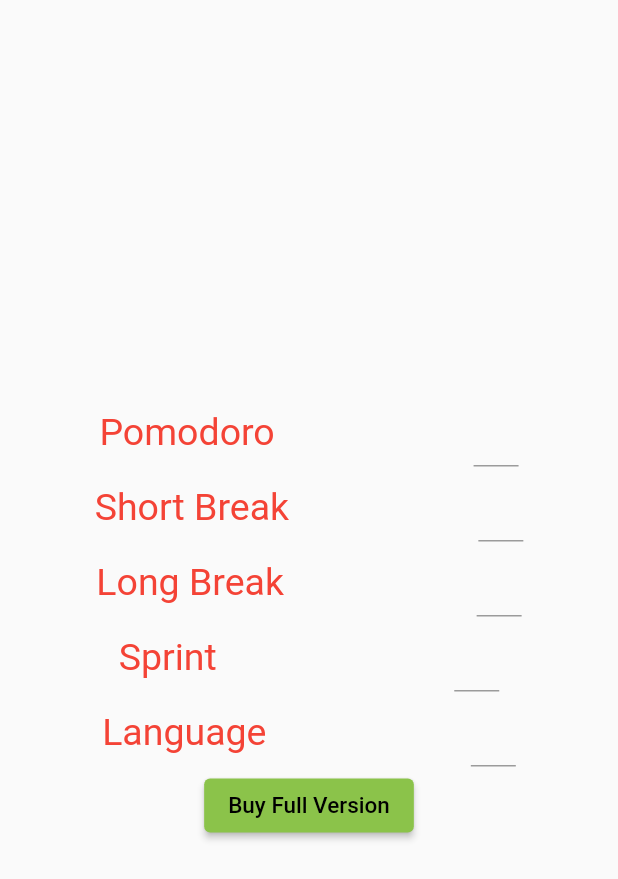
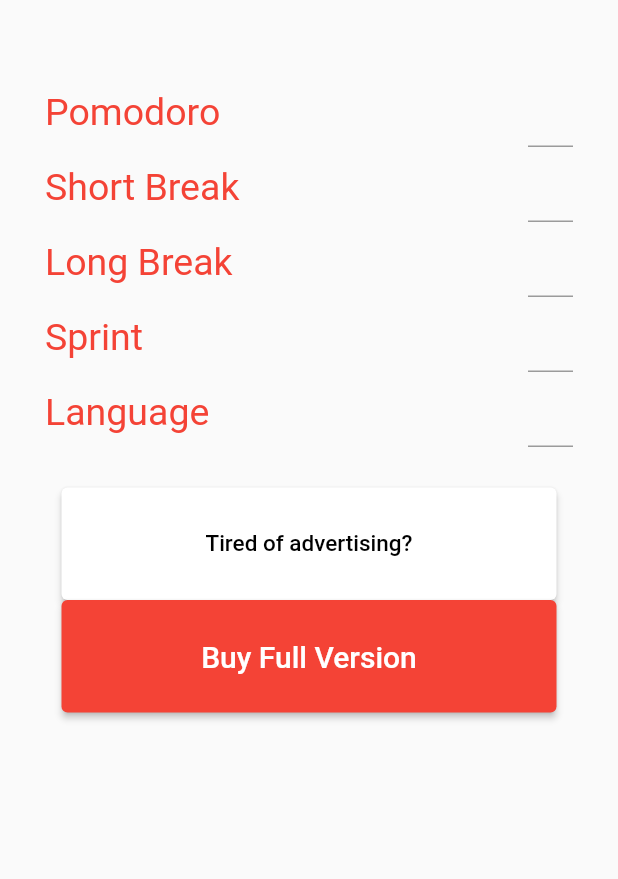
Before and after one commit to drag1313/my_pomodoro_timer, a Flutter app: the settingsScreen screen opened directly, on a phone screen of 412 x 824 dp. Shown: the top 879 px of the screen. Run offline on Flutter 3.47's test engine with Material 2 defaults, Android fonts, the phone set to English and light mode, and no system bars; our stand-ins replace percent_indicator, table_calendar.

```diff
--- a/lib/Screens/SettingsScreen.dart
+++ b/lib/Screens/SettingsScreen.dart
@@ -1,8 +1,6 @@
 import 'package:flutter/material.dart';
 import 'package:flutter/services.dart';
 import 'package:flutter_pomodoro_timer/Screens/FullVersionScreen.dart';
-import 'package:flutter_material_pickers/flutter_material_pickers.dart';
-import 'package:numberpicker/numberpicker.dart';
 
 class settingsScreen extends StatefulWidget {
   @override
@@ -15,93 +13,146 @@ class settingsScreenState extends State<settingsScreen> {
     return Scaffold(
         body: SafeArea(
             child: Center(
+                child: Container(
+                    margin: EdgeInsets.only(
+                        top: 50, left: 30, right: 30, bottom: 20),
                     child: Column(
-      mainAxisAlignment: MainAxisAlignment.center,
+                      mainAxisAlignment: MainAxisAlignment.start,
                       children: [
                         Row(
-          mainAxisAlignment: MainAxisAlignment.spaceAround,
+                          mainAxisAlignment: MainAxisAlignment.spaceBetween,
                           children: [
-            Text('Pomodoro', style: TextStyle(fontSize: 25, color: Colors.red)),
+                            Text('Pomodoro',
+                                style:
+                                    TextStyle(fontSize: 25, color: Colors.red)),
                             ConstrainedBox(
-              constraints: BoxConstraints.tight(const Size(30, 50)),
+                              constraints:
+                                  BoxConstraints.tight(const Size(30, 50)),
                               child: TextFormField(
                                 keyboardType: TextInputType.number,
                                 inputFormatters: <TextInputFormatter>[
-                  FilteringTextInputFormatter.singleLineFormatter
+                                  FilteringTextInputFormatter
+                                      .singleLineFormatter
                                 ], // Only numbers can be entered
                               ),
                             ),
                           ],
                         ),
                         Row(
-          mainAxisAlignment: MainAxisAlignment.spaceAround,
+                          mainAxisAlignment: MainAxisAlignment.spaceBetween,
                           children: [
                             Text('Short Break',
-                style: TextStyle(fontSize: 25, color: Colors.red)),
+                                style:
+                                    TextStyle(fontSize: 25, color: Colors.red)),
                             ConstrainedBox(
-              constraints: BoxConstraints.tight(const Size(30, 50)),
+                              constraints:
+                                  BoxConstraints.tight(const Size(30, 50)),
                               child: TextFormField(
                                 keyboardType: TextInputType.number,
                                 inputFormatters: <TextInputFormatter>[
-                  FilteringTextInputFormatter.singleLineFormatter
+                                  FilteringTextInputFormatter
+                                      .singleLineFormatter
                                 ], // Only numbers can be entered
                               ),
                             ),
                           ],
                         ),
                         Row(
-          mainAxisAlignment: MainAxisAlignment.spaceAround,
+                          mainAxisAlignment: MainAxisAlignment.spaceBetween,
                           children: [
                             Text('Long Break',
-                style: TextStyle(fontSize: 25, color: Colors.red)),
+                                style:
+                                    TextStyle(fontSize: 25, color: Colors.red)),
                             ConstrainedBox(
-              constraints: BoxConstraints.tight(const Size(30, 50)),
+                              constraints:
+                                  BoxConstraints.tight(const Size(30, 50)),
                               child: TextFormField(
                                 keyboardType: TextInputType.number,
                                 inputFormatters: <TextInputFormatter>[
-                  FilteringTextInputFormatter.singleLineFormatter
+                                  FilteringTextInputFormatter
+                                      .singleLineFormatter
                                 ], // Only numbers can be entered
                               ),
                             ),
                           ],
                         ),
                         Row(
-          mainAxisAlignment: MainAxisAlignment.spaceAround,
+                          mainAxisAlignment: MainAxisAlignment.spaceBetween,
                           children: [
-            Text('Sprint', style: TextStyle(fontSize: 25, color: Colors.red)),
+                            Text('Sprint',
+                                style:
+                                    TextStyle(fontSize: 25, color: Colors.red)),
                             ConstrainedBox(
-              constraints: BoxConstraints.tight(const Size(30, 50)),
+                              constraints:
+                                  BoxConstraints.tight(const Size(30, 50)),
                               child: TextFormField(
                                 keyboardType: TextInputType.number,
                                 inputFormatters: <TextInputFormatter>[
-                  FilteringTextInputFormatter.singleLineFormatter
+                                  FilteringTextInputFormatter
+                                      .singleLineFormatter
                                 ], // Only numbers can be entered
                               ),
                             ),
                           ],
                         ),
                         Row(
-          mainAxisAlignment: MainAxisAlignment.spaceAround,
+                          mainAxisAlignment: MainAxisAlignment.spaceBetween,
                           children: [
-            Text('Language', style: TextStyle(fontSize: 25, color: Colors.red)),
+                            Text('Language',
+                                style:
+                                    TextStyle(fontSize: 25, color: Colors.red)),
                             ConstrainedBox(
-              constraints: BoxConstraints.tight(const Size(30, 50)),
+                              constraints:
+                                  BoxConstraints.tight(const Size(30, 50)),
                               child: TextFormField(
                                 keyboardType: TextInputType.number,
                                 inputFormatters: <TextInputFormatter>[
-                  FilteringTextInputFormatter.singleLineFormatter
+                                  FilteringTextInputFormatter
+                                      .singleLineFormatter
                                 ], // Only numbers can be entered
                               ),
                             ),
                           ],
                         ),
-        ElevatedButton(
+                        Container(
+                            margin: EdgeInsets.only(top: 25),
+                            height: 75,
+                            width: 330,
+                            child: ElevatedButton(
+                                style: ElevatedButton.styleFrom(
+                                  primary: Colors.white,
+                                ),
                                 onPressed: () {
-              Navigator.push(context,
-                  MaterialPageRoute(builder: (context) => fullVersionScreen()));
+                                  Navigator.push(
+                                      context,
+                                      MaterialPageRoute(
+                                          builder: (context) =>
+                                              fullVersionScreen()));
                                 },
-            child: Text('Buy Full Version', style: TextStyle(fontSize: 15))),
+                                child: Text('Tired of advertising?',
+                                    style: TextStyle(fontSize: 15)))),
+                        Container(
+                            decoration: BoxDecoration(
+                              borderRadius:
+                                  BorderRadius.all(new Radius.circular(50.0)),
+                            ),
+                            height: 75,
+                            width: 330,
+                            child: ElevatedButton(
+                                style: ElevatedButton.styleFrom(
+                                  primary: Colors.red,
+                                ),
+                                onPressed: () {
+                                  Navigator.push(
+                                      context,
+                                      MaterialPageRoute(
+                                          builder: (context) =>
+                                              fullVersionScreen()));
+                                },
+                                child: Text('Buy Full Version',
+                                    style: TextStyle(
+                                        color: Colors.white, fontSize: 20)))),
                       ],
-    ))));
+                    )))));
   }
 }
```
Also changed, not shown: lib/Screens/CalendarScreen.dart (+5 -5 lines), lib/Screens/FullVersionScreen.dart (+42 -8 lines), lib/Screens/TimerScreen.dart (+23 -9 lines). Lines whose indentation alone changed are shown as unchanged.
